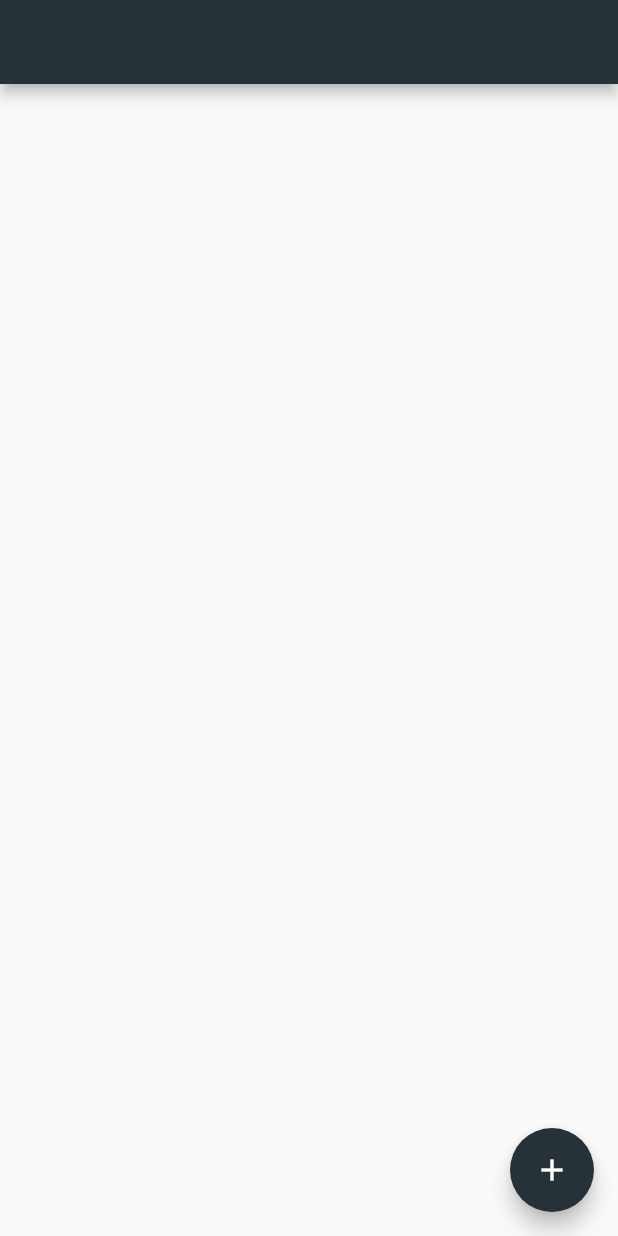
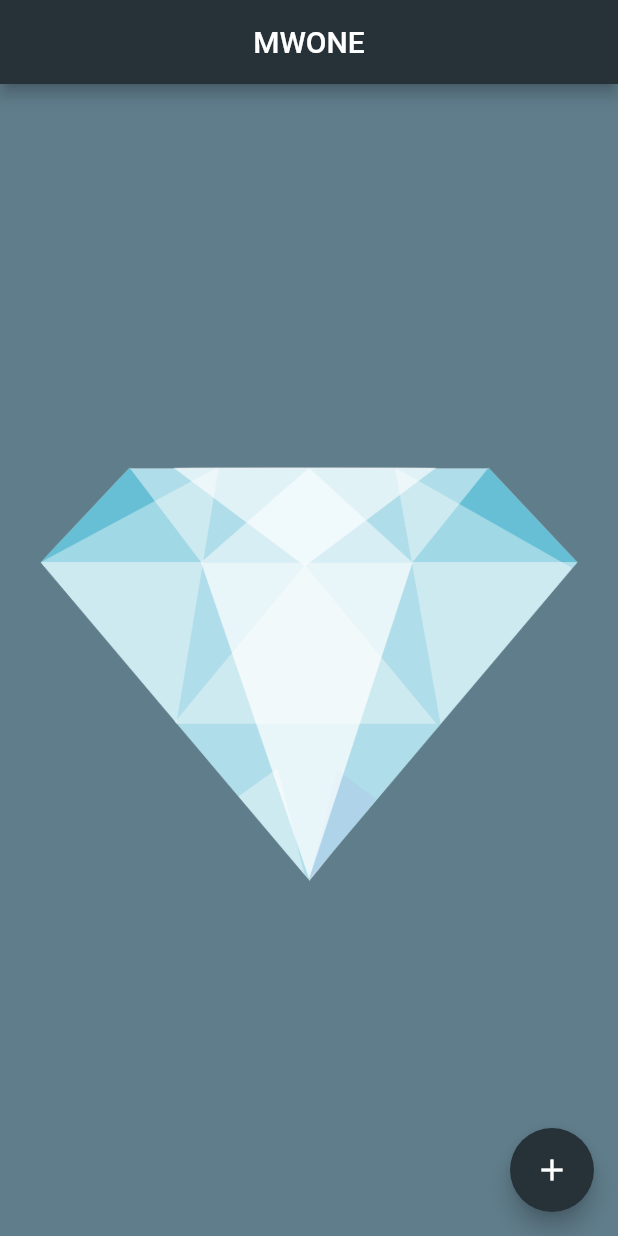
Before and after one commit to mamadou-wone/flutterRefont, a Flutter app: the screen it shows after launch, on a phone screen of 412 x 824 dp. Run offline on Flutter 3.47's test engine with Material 2 defaults, Android fonts, the phone set to English and light mode, and no system bars.

Commit message:
Day12 Continu

```diff
--- a/lib/main.dart
+++ b/lib/main.dart
@@ -15,8 +15,14 @@ class _MyAppState extends State<MyApp> {
     return MaterialApp(
       debugShowCheckedModeBanner: false,
       home: Scaffold(
+        backgroundColor: Colors.blueGrey,
         appBar: AppBar(
+          centerTitle: true,
+          title: Text('MWONE'),
           backgroundColor: Colors.blueGrey[900],
+        ),
+        body: Center(
+          child: Image(image: AssetImage('images/diamond.png')),
         ),
         floatingActionButton: FloatingActionButton(
           child: Icon(Icons.add),
--- a/pubspec.yaml
+++ b/pubspec.yaml
@@ -45,9 +45,9 @@ flutter:
   uses-material-design: true
 
   # To add assets to your application, add an assets section, like this:
-  # assets:
-  #   - images/a_dot_burr.jpeg
-  #   - images/a_dot_ham.jpeg
+  assets:
+    - images/
+
 
   # An image asset can refer to one or more resolution-specific "variants", see
   # https://flutter.dev/assets-and-images/#resolution-aware.
```
Also changed, not shown: images/diamond.png (added), images/rich.png (added), 37 other files.
